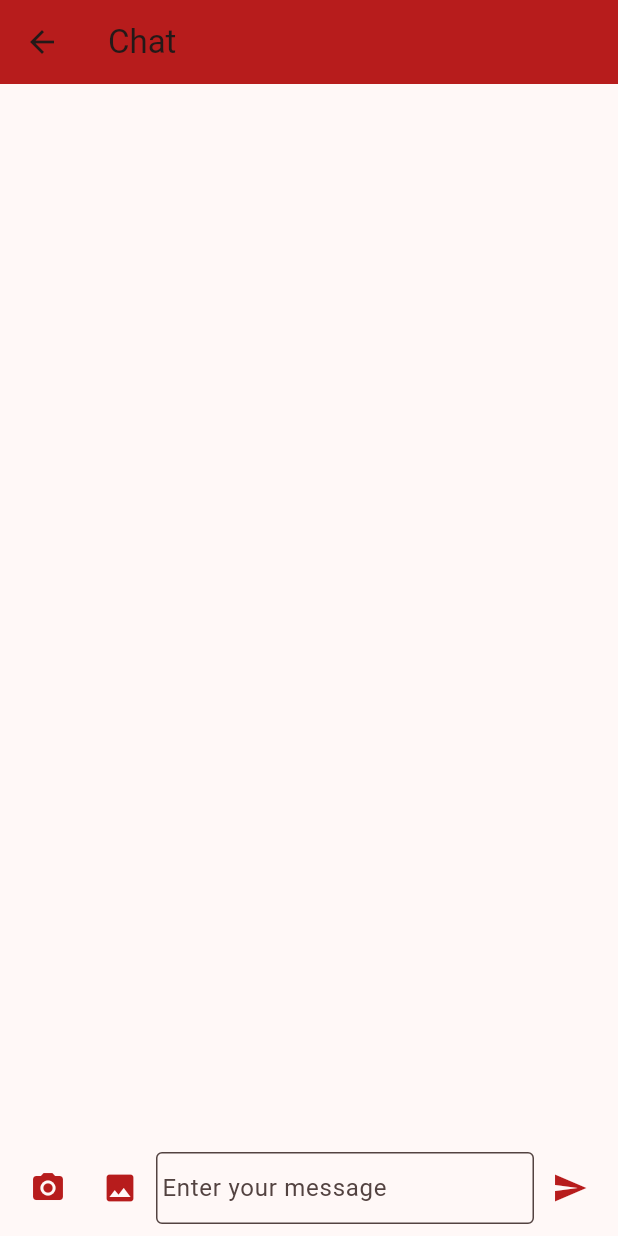
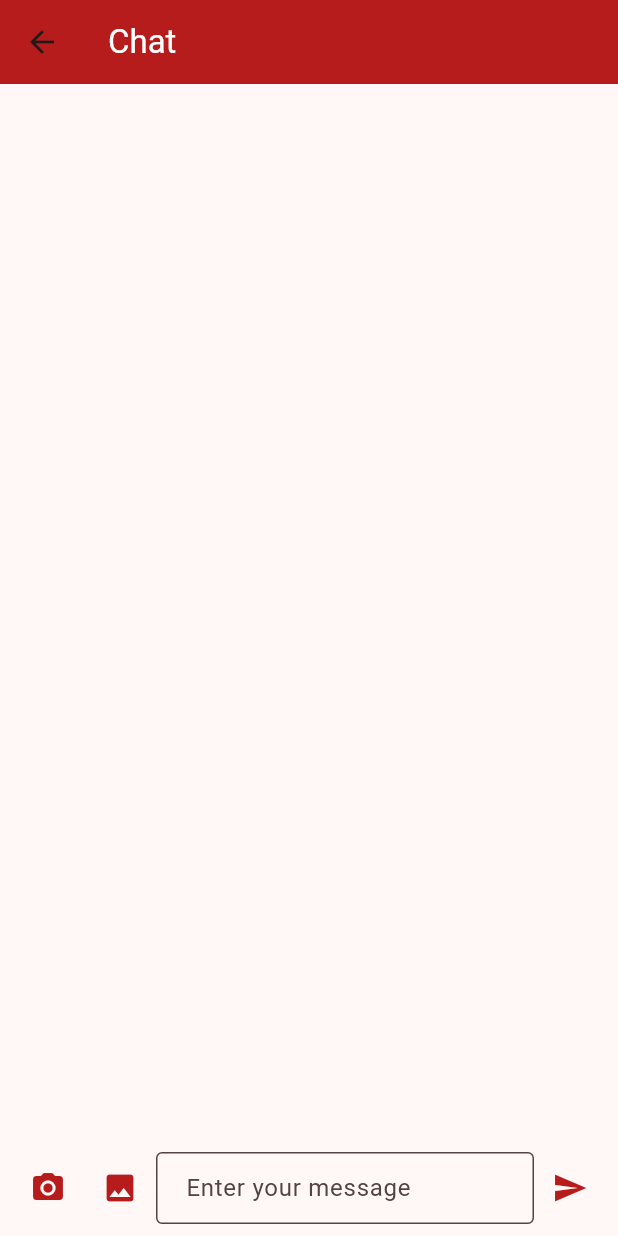
Before and after one commit to giolynx104/learning_management_system, a Flutter app: the screen it shows after launch, on a phone screen of 412 x 824 dp. Run offline on Flutter 3.47's test engine with Material 3 defaults, Android fonts, the phone set to English and light mode, and no system bars; our stand-ins replace file_picker, flutter_hooks, flutter_riverpod, hooks_riverpod, image_picker.

Commit message:
Change UI in screen chat
White title
Enter your message to the right side

```diff
--- a/lib/screens/screen_chat.dart
+++ b/lib/screens/screen_chat.dart
@@ -81,7 +81,7 @@ class _ChatScreenState extends State<ChatScreen> {
                 fillColor: Theme.of(context).colorScheme.surface,
                 filled: true,
                 border: OutlineInputBorder(),
-                contentPadding: EdgeInsets.symmetric(vertical: 10.0),
+                contentPadding: EdgeInsets.symmetric(horizontal: 16.0, vertical: 10.0),
               ),
             ),
           ),
@@ -98,7 +98,10 @@ class _ChatScreenState extends State<ChatScreen> {
   Widget build(BuildContext context) {
     return Scaffold(
       appBar: AppBar(
-        title: const Text('Chat'),
+        title: Text(
+          'Chat',
+          style: TextStyle(color: Theme.of(context).colorScheme.onPrimary),
+        ),
         backgroundColor: Theme.of(context).colorScheme.primary,
       ),
       body: Column(
```
